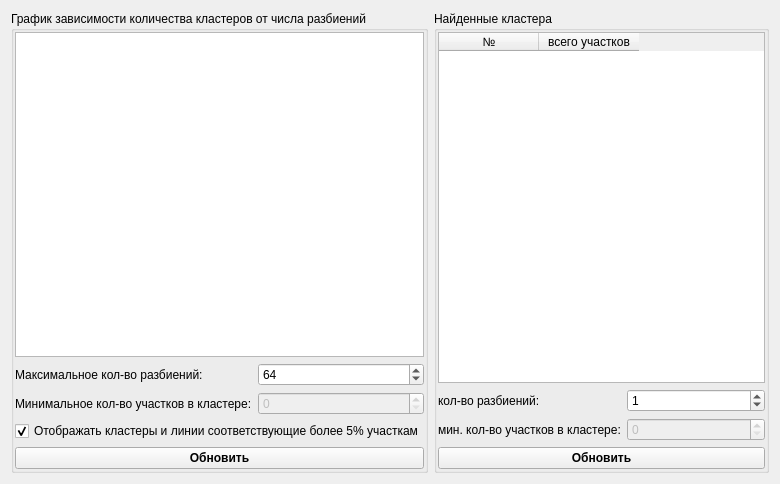
Old version of the form src/splitsclusterisationtune.ui in the repository zOrg1331/qznonstat.
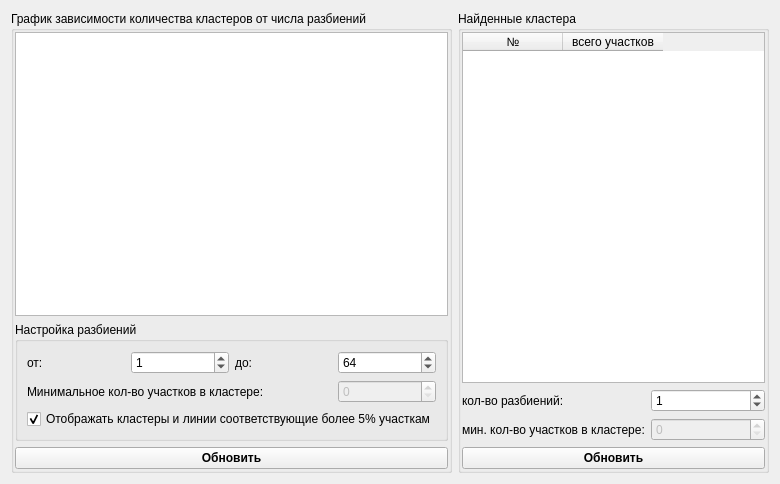
New version of the form.

Commit message: добавлен график зависимости количества кластеров от числа разбиений

What changed in the file:
```diff
--- a/src/splitsclusterisationtune.ui
+++ b/src/splitsclusterisationtune.ui
@@ -30,24 +30,7 @@
           <item row="0" column="0" colspan="2">
            <widget class="QGraphicsView" name="clustersGraphView"/>
           </item>
-          <item row="1" column="1">
-           <widget class="QSpinBox" name="maxPartsCntEdit">
-            <property name="maximum">
-             <number>2048</number>
-            </property>
-            <property name="value">
-             <number>64</number>
-            </property>
-           </widget>
-          </item>
-          <item row="1" column="0">
-           <widget class="QLabel" name="maxPartsCntLabel">
-            <property name="text">
-             <string>Максимальное кол-во разбиений:</string>
-            </property>
-           </widget>
-          </item>
-          <item row="4" column="0" colspan="2">
+          <item row="3" column="0" colspan="2">
            <widget class="QPushButton" name="drawClustersGraph">
             <property name="font">
              <font>
@@ -60,28 +43,68 @@
             </property>
            </widget>
           </item>
-          <item row="3" column="0" colspan="2">
-           <widget class="QCheckBox" name="fivePercentLinesLimitBox">
+          <item row="1" column="0" colspan="2">
+           <widget class="QGroupBox" name="groupBox_3">
+            <property name="title">
+             <string>Настройка разбиений</string>
+            </property>
+            <layout class="QGridLayout" name="gridLayout_3">
+             <item row="0" column="1">
+              <widget class="QSpinBox" name="fromPartsCntEdit">
+               <property name="maximum">
+                <number>2048</number>
+               </property>
+               <property name="value">
+                <number>1</number>
+               </property>
+              </widget>
+             </item>
+             <item row="0" column="0">
+              <widget class="QLabel" name="fromPartsCntLabel">
             <property name="text">
-             <string>Отображать кластеры и линии соответствующие более 5% участкам</string>
-            </property>
-            <property name="checked">
-             <bool>true</bool>
+                <string>от:</string>
             </property>
            </widget>
           </item>
-          <item row="2" column="0">
+             <item row="1" column="0" colspan="3">
            <widget class="QLabel" name="minPartsCntLabel">
             <property name="text">
              <string>Минимальное кол-во участков в кластере:</string>
             </property>
            </widget>
           </item>
-          <item row="2" column="1">
+             <item row="0" column="2">
+              <widget class="QLabel" name="toPartsCntLabel">
+               <property name="text">
+                <string>до:</string>
+               </property>
+              </widget>
+             </item>
+             <item row="0" column="3">
+              <widget class="QSpinBox" name="toPartsCntEdit">
+               <property name="value">
+                <number>64</number>
+               </property>
+              </widget>
+             </item>
+             <item row="1" column="3">
            <widget class="QSpinBox" name="minPartsCntEdit">
             <property name="enabled">
              <bool>false</bool>
             </property>
+              </widget>
+             </item>
+             <item row="2" column="0" colspan="4">
+              <widget class="QCheckBox" name="fivePercentLinesLimitBox">
+               <property name="text">
+                <string>Отображать кластеры и линии соответствующие более 5% участкам</string>
+               </property>
+               <property name="checked">
+                <bool>true</bool>
+               </property>
+              </widget>
+             </item>
+            </layout>
            </widget>
           </item>
          </layout>
```
Lines whose indentation alone changed are shown as unchanged. The commit also changes 6 other files.
